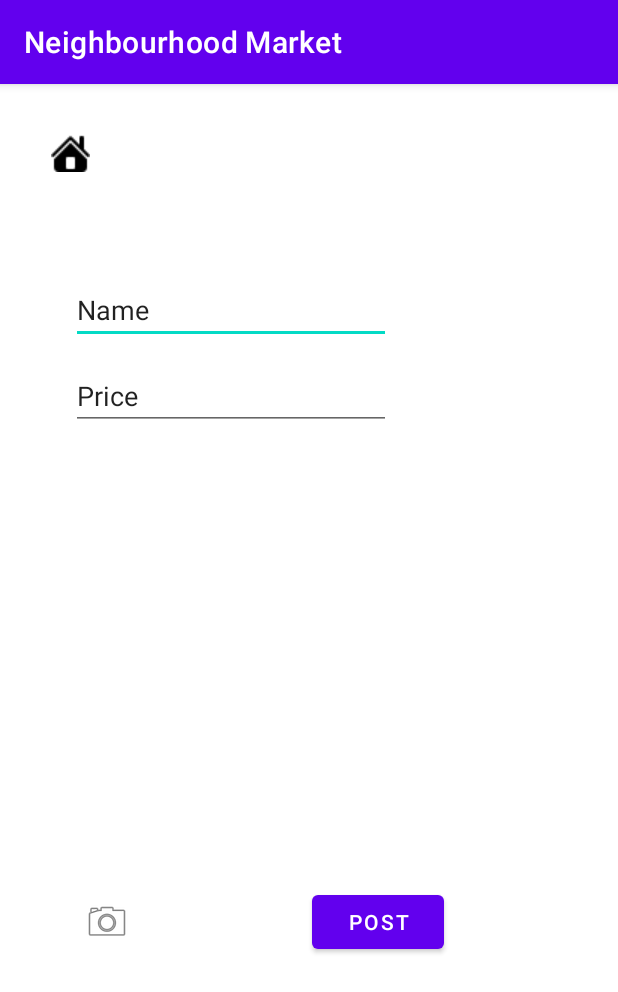
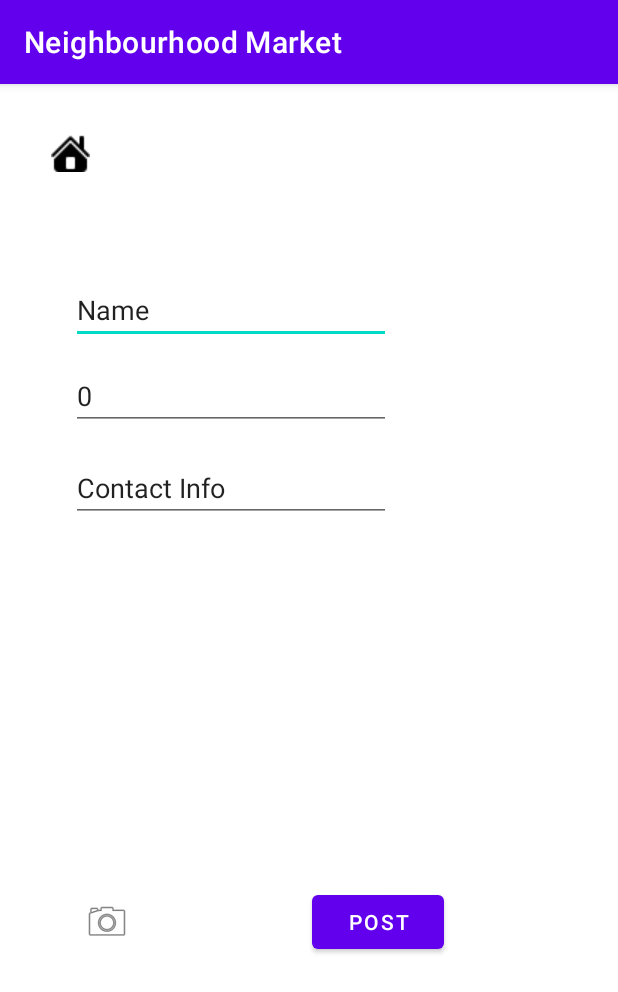
Before and after one commit to dimitar-petrov-j/smart-mobile-portfolio, an Android app: the CreateFormActivity screen opened directly, with no data from a screen before it, after a tap on "POST", on a phone screen of 412 x 824 dp. Shown: the top 992 px of the screen. Run offline under Robolectric (Android 15) with nearby library versions, the light colour scheme and no system bars; our stand-ins replace Firebase (no records; nobody signed in at launch, a user with empty details on screens opened directly).

Commit message:
marking items for purchase and notifications for contact info

```diff
--- a/NeighbourhoodMarket/app/src/main/java/com/dimitar/neighbourhoodmarket/CreateFormActivity.kt
+++ b/NeighbourhoodMarket/app/src/main/java/com/dimitar/neighbourhoodmarket/CreateFormActivity.kt
@@ -67,6 +67,7 @@ class CreateFormActivity: AppCompatActivity() {
 
         val itemName = findViewById<EditText>(R.id.editTextItemName)
         val itemPrice = findViewById<EditText>(R.id.editTextItemPrice)
+        val contactInfo = findViewById<EditText>(R.id.editTextContactInfo)
         val btnAdd = findViewById<Button>(R.id.btnAdd)
         val btnCamera = findViewById<ImageButton>(R.id.imgBtnCamera)
         imageView = findViewById<ImageView>(R.id.imageView2)
@@ -74,16 +75,19 @@ class CreateFormActivity: AppCompatActivity() {
         btnAdd.setOnClickListener{
             val name: String = itemName.text.toString()
             val price: Long = itemPrice.text.toString().toLong()
+            val info: String = contactInfo.text.toString()
 
-            val item: Item = Item(name, price)
+            val item = Item(name, price, info)
 
             val key = myRef.push().key
             item.uuid = key!!
             myRef.child(key).setValue(item)
 
-            imagesRef = storageRef.child("images/${uri!!.lastPathSegment}")
+            if(uri != null) {
+                imagesRef = storageRef.child("images/${uri!!.lastPathSegment}")
 
-            imagesRef.putFile(uri!!)
+                imagesRef.putFile(uri!!)
+            }
         }
 
         btnCamera.setOnClickListener {
--- a/NeighbourhoodMarket/app/src/main/java/com/dimitar/neighbourhoodmarket/model/Item.kt
+++ b/NeighbourhoodMarket/app/src/main/java/com/dimitar/neighbourhoodmarket/model/Item.kt
@@ -3,4 +3,4 @@ package com.dimitar.neighbourhoodmarket.model
 import com.google.firebase.database.IgnoreExtraProperties
 
 @IgnoreExtraProperties
-class Item(val item: String? = "", val price: Long? = 0, var uuid: String = "")
+class Item(val item: String? = "", val price: Long? = 0,  val clientInfo: String? = "", var uuid: String = "", var isTaken: Boolean = false)
--- a/NeighbourhoodMarket/app/src/main/res/layout/activity_create_form.xml
+++ b/NeighbourhoodMarket/app/src/main/res/layout/activity_create_form.xml
@@ -50,10 +50,10 @@
         android:visibility="invisible"
         app:layout_constraintBottom_toTopOf="@+id/btnAdd"
         app:layout_constraintEnd_toEndOf="parent"
-        app:layout_constraintHorizontal_bias="0.27"
+        app:layout_constraintHorizontal_bias="0.236"
         app:layout_constraintStart_toStartOf="parent"
         app:layout_constraintTop_toBottomOf="@+id/editTextItemPrice"
-        app:layout_constraintVertical_bias="0.425" />
+        app:layout_constraintVertical_bias="0.653" />
 
     <ImageButton
         android:id="@+id/imgBtnCamera"
@@ -75,10 +75,23 @@
         android:layout_marginTop="12dp"
         android:ems="10"
         android:inputType="number"
-        android:text="Price"
+        android:text="0"
         app:layout_constraintEnd_toEndOf="parent"
         app:layout_constraintHorizontal_bias="0.238"
         app:layout_constraintStart_toStartOf="parent"
         app:layout_constraintTop_toBottomOf="@+id/editTextItemName" />
 
+    <EditText
+        android:id="@+id/editTextContactInfo"
+        android:layout_width="wrap_content"
+        android:layout_height="wrap_content"
+        android:layout_marginTop="16dp"
+        android:ems="10"
+        android:inputType="textPersonName"
+        android:text="Contact Info"
+        app:layout_constraintEnd_toEndOf="parent"
+        app:layout_constraintHorizontal_bias="0.238"
+        app:layout_constraintStart_toStartOf="parent"
+        app:layout_constraintTop_toBottomOf="@+id/editTextItemPrice" />
+
 </androidx.constraintlayout.widget.ConstraintLayout>
```
Also changed, not shown: NeighbourhoodMarket/app/src/main/java/com/dimitar/neighbourhoodmarket/ItemActivity.kt (+45 -3 lines), NeighbourhoodMarket/app/src/main/java/com/dimitar/neighbourhoodmarket/MainActivity.kt (+3 -14 lines), NeighbourhoodMarket/app/src/main/res/layout/activity_main.xml (+0 -10 lines), NeighbourhoodMarket/app/src/main/res/layout/item_layout.xml (+11 -0 lines).
